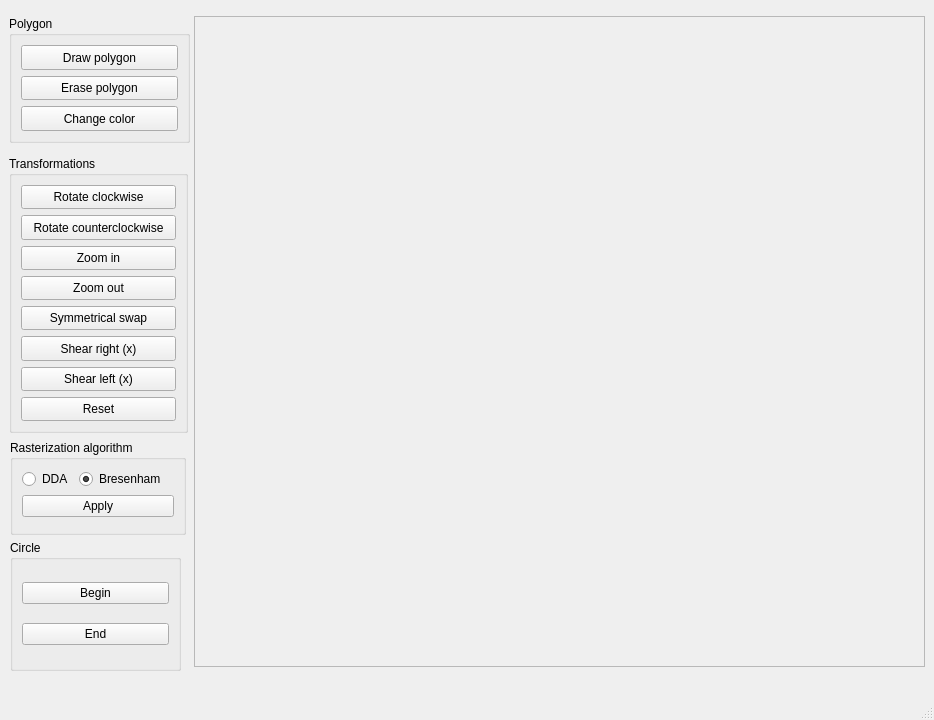
This is Transformations/transformation.ui in xriabov/MPM-PG as Qt 5 draws it before an edit. The edited form follows.
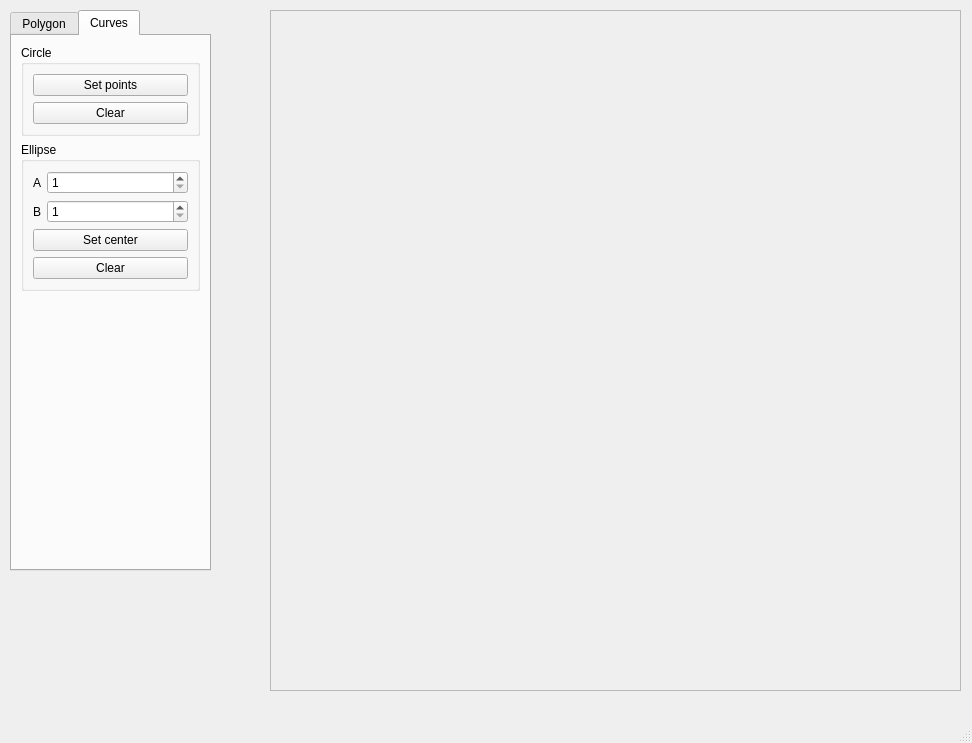
This is the edited form.

Patch:
```diff
--- a/Transformations/transformation.ui
+++ b/Transformations/transformation.ui
@@ -6,8 +6,8 @@
    <rect>
     <x>0</x>
     <y>0</y>
-    <width>934</width>
-    <height>720</height>
+    <width>972</width>
+    <height>743</height>
    </rect>
   </property>
   <property name="sizePolicy">
@@ -29,10 +29,10 @@
    <widget class="QFrame" name="frame">
     <property name="geometry">
      <rect>
-      <x>194</x>
-      <y>16</y>
-      <width>731</width>
-      <height>651</height>
+      <x>270</x>
+      <y>10</y>
+      <width>691</width>
+      <height>681</height>
      </rect>
     </property>
     <property name="sizePolicy">
@@ -63,20 +63,36 @@
      <enum>QFrame::Raised</enum>
     </property>
    </widget>
+   <widget class="QTabWidget" name="tabWidget">
+    <property name="geometry">
+     <rect>
+      <x>10</x>
+      <y>10</y>
+      <width>201</width>
+      <height>561</height>
+     </rect>
+    </property>
+    <property name="tabShape">
+     <enum>QTabWidget::Rounded</enum>
+    </property>
+    <property name="currentIndex">
+     <number>1</number>
+    </property>
+    <property name="elideMode">
+     <enum>Qt::ElideNone</enum>
+    </property>
+    <widget class="QWidget" name="polygon">
+     <attribute name="title">
+      <string>Polygon</string>
+     </attribute>
+     <layout class="QVBoxLayout" name="verticalLayout_4">
+      <item>
    <widget class="QGroupBox" name="PolygonBox">
     <property name="enabled">
      <bool>true</bool>
     </property>
-    <property name="geometry">
-     <rect>
-      <x>9</x>
-      <y>16</y>
-      <width>181</width>
-      <height>127</height>
-     </rect>
-    </property>
     <property name="sizePolicy">
-     <sizepolicy hsizetype="Ignored" vsizetype="Fixed">
+         <sizepolicy hsizetype="Expanding" vsizetype="Fixed">
       <horstretch>0</horstretch>
       <verstretch>0</verstretch>
      </sizepolicy>
@@ -126,17 +142,11 @@
      </item>
     </layout>
    </widget>
+      </item>
+      <item>
    <widget class="QGroupBox" name="transformationsBox">
-    <property name="geometry">
-     <rect>
-      <x>9</x>
-      <y>156</y>
-      <width>179</width>
-      <height>277</height>
-     </rect>
-    </property>
     <property name="sizePolicy">
-     <sizepolicy hsizetype="Fixed" vsizetype="Fixed">
+         <sizepolicy hsizetype="Expanding" vsizetype="Fixed">
       <horstretch>0</horstretch>
       <verstretch>0</verstretch>
      </sizepolicy>
@@ -251,14 +261,14 @@
      </item>
     </layout>
    </widget>
+      </item>
+      <item>
    <widget class="QGroupBox" name="rasterizationGroup">
-    <property name="geometry">
-     <rect>
-      <x>10</x>
-      <y>440</y>
-      <width>176</width>
-      <height>95</height>
-     </rect>
+        <property name="sizePolicy">
+         <sizepolicy hsizetype="Expanding" vsizetype="Fixed">
+          <horstretch>0</horstretch>
+          <verstretch>0</verstretch>
+         </sizepolicy>
     </property>
     <property name="title">
      <string>Rasterization algorithm</string>
@@ -293,15 +303,16 @@
      </item>
     </layout>
    </widget>
+      </item>
+     </layout>
+    </widget>
+    <widget class="QWidget" name="curves">
+     <attribute name="title">
+      <string>Curves</string>
+     </attribute>
+     <layout class="QVBoxLayout" name="verticalLayout_5">
+      <item>
    <widget class="QGroupBox" name="circleGroup">
-    <property name="geometry">
-     <rect>
-      <x>10</x>
-      <y>540</y>
-      <width>171</width>
-      <height>131</height>
-     </rect>
-    </property>
     <property name="title">
      <string>Circle</string>
     </property>
@@ -309,18 +320,122 @@
      <item>
       <widget class="QPushButton" name="cBeginButton">
        <property name="text">
-        <string>Begin</string>
+            <string>Set points</string>
        </property>
       </widget>
      </item>
      <item>
       <widget class="QPushButton" name="cEndButton">
        <property name="text">
-        <string>End</string>
+            <string>Clear</string>
        </property>
       </widget>
      </item>
     </layout>
+       </widget>
+      </item>
+      <item>
+       <widget class="QGroupBox" name="ellipseGroup">
+        <property name="sizePolicy">
+         <sizepolicy hsizetype="Preferred" vsizetype="Fixed">
+          <horstretch>0</horstretch>
+          <verstretch>0</verstretch>
+         </sizepolicy>
+        </property>
+        <property name="title">
+         <string>Ellipse</string>
+        </property>
+        <layout class="QFormLayout" name="formLayout_2">
+         <item row="4" column="0" colspan="2">
+          <widget class="QPushButton" name="eBeginButton">
+           <property name="text">
+            <string>Set center</string>
+           </property>
+          </widget>
+         </item>
+         <item row="3" column="1">
+          <widget class="QSpinBox" name="bSpinBox">
+           <property name="sizePolicy">
+            <sizepolicy hsizetype="Preferred" vsizetype="Fixed">
+             <horstretch>0</horstretch>
+             <verstretch>0</verstretch>
+            </sizepolicy>
+           </property>
+           <property name="minimum">
+            <number>1</number>
+           </property>
+           <property name="maximum">
+            <number>1000</number>
+           </property>
+          </widget>
+         </item>
+         <item row="3" column="0">
+          <widget class="QLabel" name="label_2">
+           <property name="sizePolicy">
+            <sizepolicy hsizetype="Fixed" vsizetype="Preferred">
+             <horstretch>0</horstretch>
+             <verstretch>0</verstretch>
+            </sizepolicy>
+           </property>
+           <property name="text">
+            <string>B</string>
+           </property>
+          </widget>
+         </item>
+         <item row="1" column="1">
+          <widget class="QSpinBox" name="aSpinBox">
+           <property name="sizePolicy">
+            <sizepolicy hsizetype="Preferred" vsizetype="Fixed">
+             <horstretch>0</horstretch>
+             <verstretch>0</verstretch>
+            </sizepolicy>
+           </property>
+           <property name="minimum">
+            <number>1</number>
+           </property>
+           <property name="maximum">
+            <number>1000</number>
+           </property>
+          </widget>
+         </item>
+         <item row="1" column="0">
+          <widget class="QLabel" name="label">
+           <property name="sizePolicy">
+            <sizepolicy hsizetype="Fixed" vsizetype="Preferred">
+             <horstretch>0</horstretch>
+             <verstretch>0</verstretch>
+            </sizepolicy>
+           </property>
+           <property name="text">
+            <string>A</string>
+           </property>
+          </widget>
+         </item>
+         <item row="5" column="0" colspan="2">
+          <widget class="QPushButton" name="eClearButton">
+           <property name="text">
+            <string>Clear</string>
+           </property>
+          </widget>
+         </item>
+        </layout>
+       </widget>
+      </item>
+      <item>
+       <spacer name="verticalSpacer">
+        <property name="orientation">
+         <enum>Qt::Vertical</enum>
+        </property>
+        <property name="sizeHint" stdset="0">
+         <size>
+          <width>20</width>
+          <height>40</height>
+         </size>
+        </property>
+       </spacer>
+      </item>
+     </layout>
+    </widget>
    </widget>
   </widget>
   <widget class="QMenuBar" name="menubar">
```
Left out of the diff: 2 changed lines with no effect on the pictures. Lines whose indentation alone changed are shown as unchanged.
